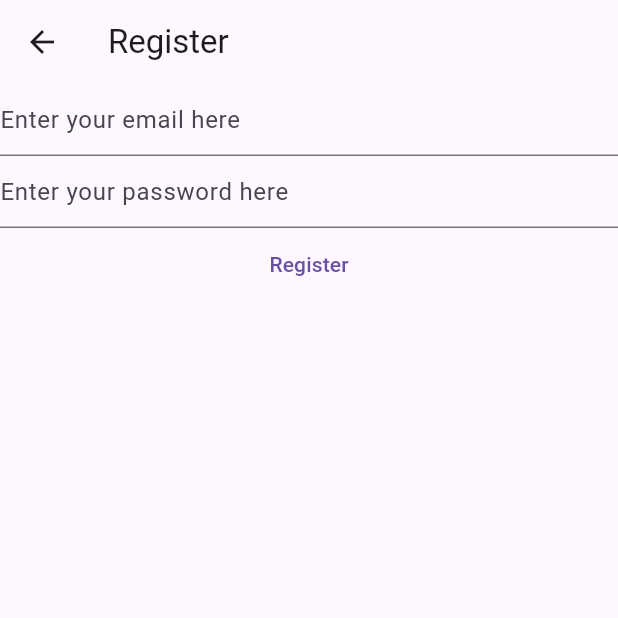
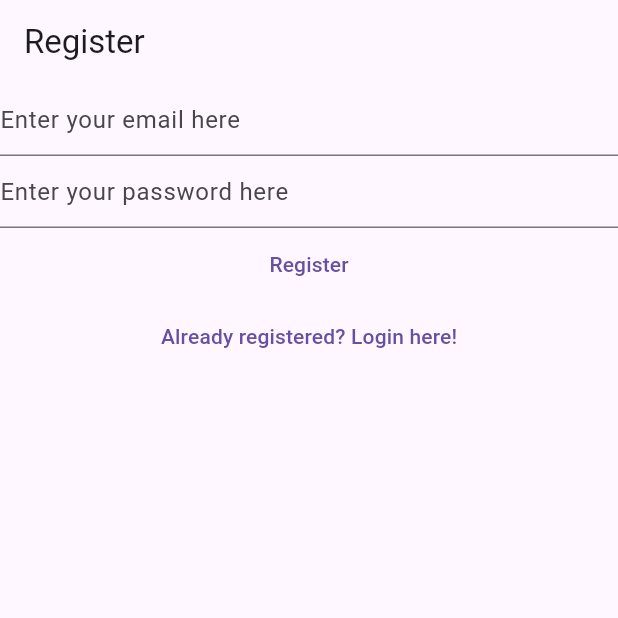
Before and after one commit to toluene5019/wisenote, a Flutter app: the RegisterView screen opened directly, on a phone screen of 412 x 824 dp, the top half of it. Run offline on Flutter 3.47's test engine with Material 3 defaults, Android fonts, the phone set to English and light mode, and no system bars; our stand-ins replace firebase_auth, firebase_core; accounts and stored records are empty.

Commit message:
Link Between login and register views (2)

```diff
--- a/lib/views/register_view.dart
+++ b/lib/views/register_view.dart
@@ -1,7 +1,5 @@
 import 'package:firebase_auth/firebase_auth.dart';
-import 'package:firebase_core/firebase_core.dart';
 import 'package:flutter/material.dart';
-import 'package:wisenote/firebase_options.dart';
 
 class RegisterView extends StatefulWidget {
   const RegisterView({super.key});
@@ -34,14 +32,7 @@
       appBar: AppBar(
         title: const Text('Register'),
       ),
-      body: FutureBuilder(
-        future: Firebase.initializeApp(
-          options: DefaultFirebaseOptions.currentPlatform,
-        ),
-        builder: (context, snapshot) {
-          switch (snapshot.connectionState) {
-            case ConnectionState.done:
-              return Column(
+      body: Column(
         children: [
           TextField(
             controller: _email,
@@ -66,8 +57,8 @@
               final email = _email.text;
               final password = _password.text;
               try {
-                        final userCredential = await FirebaseAuth.instance
-                            .createUserWithEmailAndPassword(
+                final userCredential =
+                    await FirebaseAuth.instance.createUserWithEmailAndPassword(
                   email: email,
                   password: password,
                 );
@@ -84,12 +75,16 @@
             },
             child: const Text('Register'),
           ),
+          TextButton(
+            onPressed: () {
+              Navigator.of(context).pushNamedAndRemoveUntil(
+                '/login/',
+                (route) => false,
+              );
+            },
+            child: const Text('Already registered? Login here!'),
+          )
         ],
-              );
-            default:
-              return const Text('Loading...');
-          }
-        },
       ),
     );
   }
```
Also changed, not shown: lib/main.dart (+16 -10 lines), lib/views/login_view.dart (+13 -18 lines), lib/views/verify_email_view.dart (added, +32 -0 lines). Lines whose indentation alone changed are shown as unchanged.
